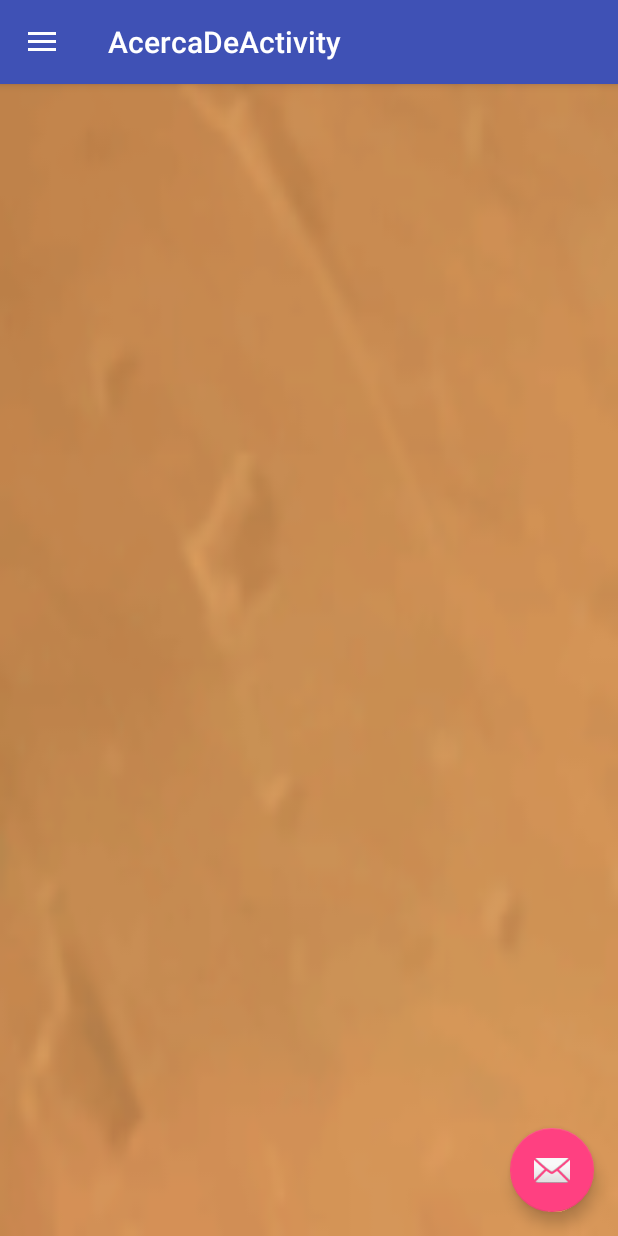
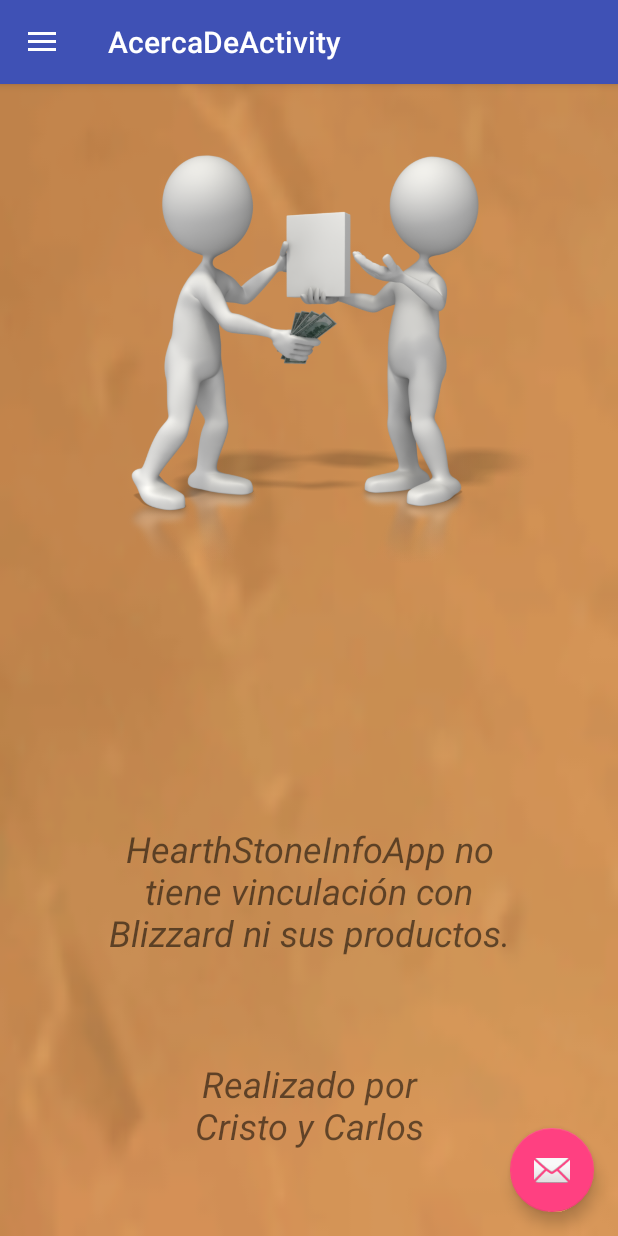
Before and after one commit to Cristoto/HearthStoneInfoApp, an Android app: the AcercaDeActivity screen opened directly, with no data from a screen before it, on a phone screen of 412 x 824 dp. Run offline under Robolectric (Android 15) with nearby library versions, the phone set to English and light mode, and no system bars; 1 statement that could not run was skipped.

Commit message:
Hecho AcercaDe.

```diff
--- a/app/src/main/res/layout/content_acerca_de.xml
+++ b/app/src/main/res/layout/content_acerca_de.xml
@@ -4,9 +4,48 @@
     xmlns:tools="http://schemas.android.com/tools"
     android:layout_width="match_parent"
     android:layout_height="match_parent"
+    android:background="@drawable/fondo1"
     app:layout_behavior="@string/appbar_scrolling_view_behavior"
     tools:context="com.hsi.hearthstoneinfo.AcercaDeActivity"
-    tools:showIn="@layout/app_bar_acerca_de"
-    android:background="@drawable/fondo1">
+    tools:showIn="@layout/app_bar_acerca_de">
 
+    <ImageView
+        android:id="@+id/imageView4"
+        android:layout_width="299dp"
+        android:layout_height="289dp"
+        app:layout_constraintBottom_toBottomOf="parent"
+        app:layout_constraintEnd_toEndOf="parent"
+        app:layout_constraintHorizontal_bias="0.505"
+        app:layout_constraintStart_toStartOf="parent"
+        app:layout_constraintTop_toTopOf="parent"
+        app:layout_constraintVertical_bias="0.072"
+        app:srcCompat="@drawable/personas" />
+
+    <TextView
+        android:id="@+id/textView3"
+        android:layout_width="294dp"
+        android:layout_height="97dp"
+        android:text="@string/acerca_de1"
+        android:textAlignment="center"
+        android:textSize="24sp"
+        android:textStyle="italic"
+        app:layout_constraintBottom_toBottomOf="parent"
+        app:layout_constraintEnd_toEndOf="parent"
+        app:layout_constraintStart_toStartOf="parent"
+        app:layout_constraintTop_toTopOf="parent"
+        app:layout_constraintVertical_bias="0.736" />
+
+    <TextView
+        android:id="@+id/textView4"
+        android:layout_width="208dp"
+        android:layout_height="91dp"
+        android:text="@string/acerca_de2"
+        android:textAlignment="center"
+        android:textSize="24sp"
+        android:textStyle="italic"
+        app:layout_constraintBottom_toBottomOf="parent"
+        app:layout_constraintEnd_toEndOf="parent"
+        app:layout_constraintStart_toStartOf="parent"
+        app:layout_constraintTop_toTopOf="parent"
+        app:layout_constraintVertical_bias="0.961" />
 </android.support.constraint.ConstraintLayout>
--- a/app/src/main/res/values/strings.xml
+++ b/app/src/main/res/values/strings.xml
@@ -30,6 +30,9 @@
     <string name="enviar">Enviar</string>
     <string name="correo">Correo</string>
     <string name="sms">SMS</string>
+
+    <string name="acerca_de1">HearthStoneInfoApp no tiene vinculación con Blizzard ni sus productos.</string>
+    <string name="acerca_de2">Realizado por\nCristo y Carlos</string>
 
     <string name="main_texto_explicacion">Bienvenido a HearthStoneInfo APP.\n\nEste es un juego dinámico de cartas, en el cual te podrás crear tus propios mazos
         con las cientos de cartas que te ofrecen. Pero esta APP NO es el juego.\n\nAquí podrás únicamente crear tus propias cartas similares (para nada), y crear mazos con ellas,
@@ -68,4 +71,5 @@
     <string name="ver_carta_button">Eliminar</string>
 
 
+
 </resources>
```
Also changed, not shown: app/src/main/res/drawable/personas.png (added).
